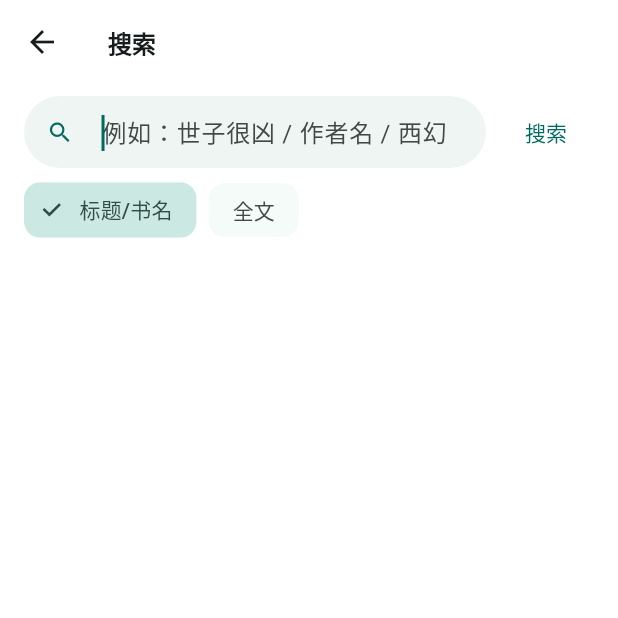
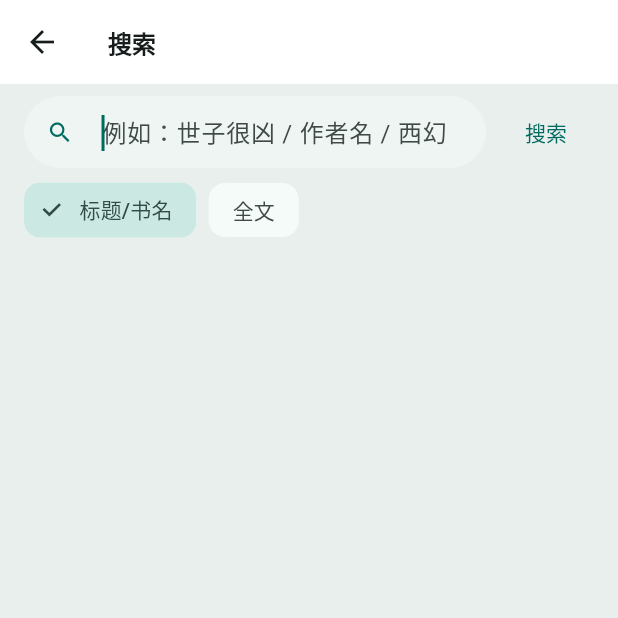
Before and after one commit to yuedaochangmendian/saoshu-xindian, a Flutter app: the screen it shows after launch, after a tap on "搜索书名、作者或正文", on a phone screen of 412 x 824 dp, the top half of it. Run offline on Flutter 3.47's test engine with Material 3 defaults, Android fonts, the phone set to English and light mode, and no system bars; our stand-ins replace shared_preferences, sqflite; accounts and stored records are empty.

Commit message:
flutter: unified surfaceContainer background, category-only browse (pre8)

```diff
--- a/flutter/lib/theme.dart
+++ b/flutter/lib/theme.dart
@@ -29,8 +29,7 @@ ThemeData buildTheme(String themeId, Brightness brightness) {
   return ThemeData(
     useMaterial3: true,
     colorScheme: scheme,
-    scaffoldBackgroundColor:
-        isDark ? scheme.surfaceContainerLow : scheme.surfaceContainerLowest,
+    scaffoldBackgroundColor: scheme.surfaceContainer,
     appBarTheme: AppBarTheme(
       backgroundColor:
           isDark ? scheme.surfaceContainerLow : scheme.surfaceContainerLowest,
@@ -44,15 +43,14 @@ ThemeData buildTheme(String themeId, Brightness brightness) {
       ),
     ),
     cardTheme: CardThemeData(
-      color: isDark ? scheme.surfaceContainer : scheme.surfaceContainerLowest,
+      color: isDark ? scheme.surfaceContainerHigh : scheme.surfaceContainerLow,
       elevation: 0,
       margin: EdgeInsets.zero,
       shape: RoundedRectangleBorder(borderRadius: BorderRadius.circular(20)),
     ),
     inputDecorationTheme: InputDecorationTheme(
       filled: true,
-      fillColor:
-          isDark ? scheme.surfaceContainer : scheme.surfaceContainerLow,
+      fillColor: scheme.surfaceContainerLow,
       border: OutlineInputBorder(
         borderRadius: BorderRadius.circular(26),
         borderSide: BorderSide.none,
--- a/flutter/pubspec.yaml
+++ b/flutter/pubspec.yaml
@@ -1,7 +1,7 @@
 name: saoshu_xindian
 description: 扫书新典 —— 离线扫书资料阅读器（Flutter 版）
 publish_to: 'none'
-version: 4.0.0-pre7+76
+version: 4.0.0-pre8+77
 
 environment:
   sdk: ^3.0.0
```
Also changed, not shown: flutter/lib/pages/browse_page.dart (+3 -24 lines).
